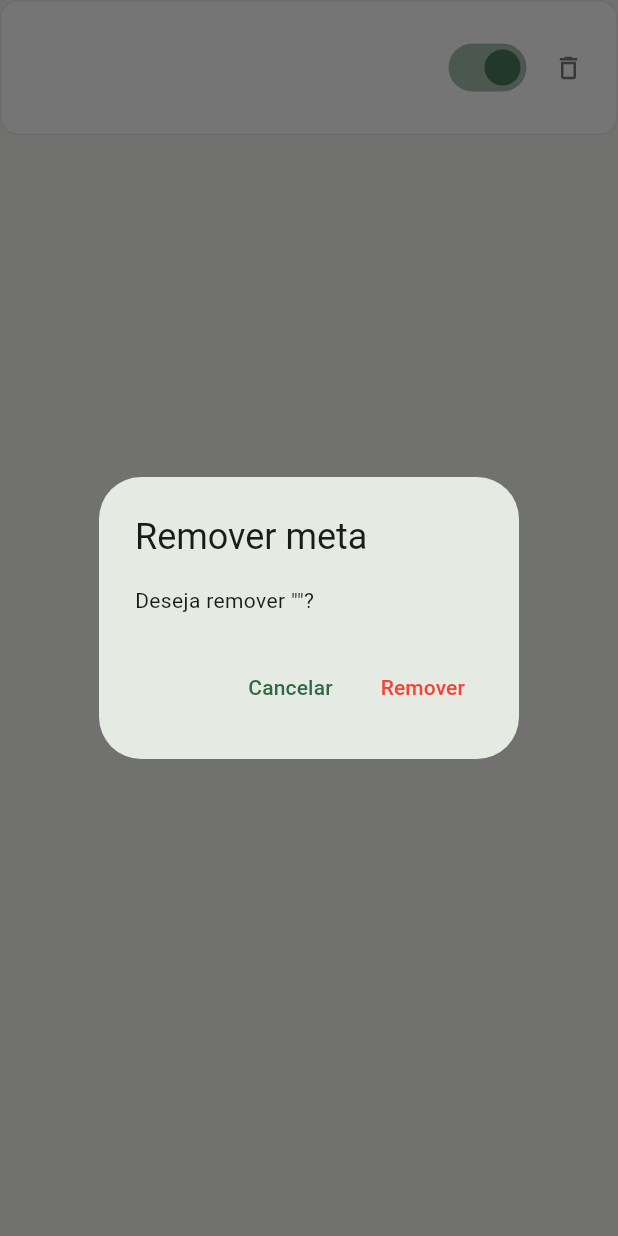
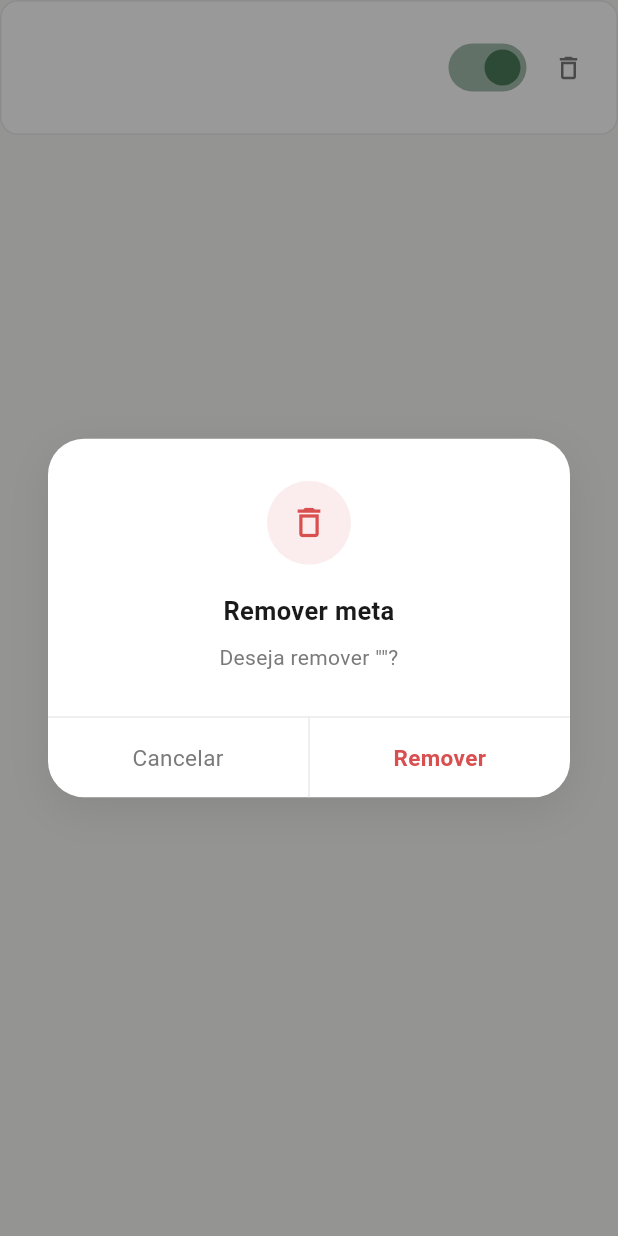
Before and after one commit to JotaDouglas/myweek, a Flutter app: the CardMetaRecorrente widget shown alone on an empty page, opened directly with empty values, after a tap on the "delete outline" icon, on a phone screen of 412 x 824 dp. Run offline on Flutter 3.47's test engine with Material 3 defaults, Android fonts, the phone set to English and light mode, and no system bars; our stand-ins replace sqflite; accounts and stored records are empty; Roboto replaces fonts that are missing (SF Pro Display).

Commit message:
feat: Opçao de exclusão da meta

```diff
--- /dev/null
+++ b/lib/core/widgets/dialogo_app.dart
@@ -0,0 +1,179 @@
+import 'package:flutter/material.dart';
+
+import '../theme/cores_app.dart';
+
+class DialogoApp extends StatelessWidget {
+  final String titulo;
+  final String mensagem;
+  final String labelConfirmar;
+  final String labelCancelar;
+  final bool destrutivo;
+  final IconData? icone;
+
+  const DialogoApp({
+    super.key,
+    required this.titulo,
+    required this.mensagem,
+    this.labelConfirmar = 'Confirmar',
+    this.labelCancelar = 'Cancelar',
+    this.destrutivo = false,
+    this.icone,
+  });
+
+  static Future<bool> mostrar(
+    BuildContext context, {
+    required String titulo,
+    required String mensagem,
+    String labelConfirmar = 'Confirmar',
+    String labelCancelar = 'Cancelar',
+    bool destrutivo = false,
+    IconData? icone,
+  }) async {
+    final resultado = await showDialog<bool>(
+      context: context,
+      barrierColor: Colors.black.withValues(alpha: 0.4),
+      builder: (_) => DialogoApp(
+        titulo: titulo,
+        mensagem: mensagem,
+        labelConfirmar: labelConfirmar,
+        labelCancelar: labelCancelar,
+        destrutivo: destrutivo,
+        icone: icone,
+      ),
+    );
+    return resultado ?? false;
+  }
+
+  @override
+  Widget build(BuildContext context) {
+    final corAcao = destrutivo ? const Color(0xFFD94F4F) : CoresApp.primaria;
+    final corIconeFundo = destrutivo
+        ? const Color(0xFFD94F4F).withValues(alpha: 0.1)
+        : CoresApp.primariaSuave;
+
+    return Dialog(
+      backgroundColor: Colors.transparent,
+      insetPadding: const EdgeInsets.symmetric(horizontal: 32),
+      child: Container(
+        decoration: BoxDecoration(
+          color: CoresApp.fundoCard,
+          borderRadius: BorderRadius.circular(24),
+          boxShadow: [
+            BoxShadow(
+              color: Colors.black.withValues(alpha: 0.08),
+              blurRadius: 24,
+              offset: const Offset(0, 8),
+            ),
+          ],
+        ),
+        child: Column(
+          mainAxisSize: MainAxisSize.min,
+          children: [
+            const SizedBox(height: 28),
+            if (icone != null) ...[
+              Container(
+                width: 56,
+                height: 56,
+                decoration: BoxDecoration(
+                  color: corIconeFundo,
+                  shape: BoxShape.circle,
+                ),
+                child: Icon(icone, size: 26, color: corAcao),
+              ),
+              const SizedBox(height: 20),
+            ],
+            Padding(
+              padding: const EdgeInsets.symmetric(horizontal: 28),
+              child: Text(
+                titulo,
+                textAlign: TextAlign.center,
+                style: const TextStyle(
+                  fontSize: 17,
+                  fontWeight: FontWeight.w700,
+                  color: CoresApp.textoPrimario,
+                  height: 1.3,
+                ),
+              ),
+            ),
+            const SizedBox(height: 10),
+            Padding(
+              padding: const EdgeInsets.symmetric(horizontal: 28),
+              child: Text(
+                mensagem,
+                textAlign: TextAlign.center,
+                style: const TextStyle(
+                  fontSize: 14,
+                  color: CoresApp.textoSecundario,
+                  height: 1.5,
+                ),
+              ),
+            ),
+            const SizedBox(height: 28),
+            Container(height: 1, color: CoresApp.divisor),
+            IntrinsicHeight(
+              child: Row(
+                children: [
+                  Expanded(
+                    child: _BotaoDialogo(
+                      label: labelCancelar,
+                      onTap: () => Navigator.of(context).pop(false),
+                      cor: CoresApp.textoSecundario,
+                      negrito: false,
+                    ),
+                  ),
+                  Container(width: 1, color: CoresApp.divisor),
+                  Expanded(
+                    child: _BotaoDialogo(
+                      label: labelConfirmar,
+                      onTap: () => Navigator.of(context).pop(true),
+                      cor: corAcao,
+                      negrito: true,
+                    ),
+                  ),
+                ],
+              ),
+            ),
+          ],
+        ),
+      ),
+    );
+  }
+}
+
+class _BotaoDialogo extends StatelessWidget {
+  final String label;
+  final VoidCallback onTap;
+  final Color cor;
+  final bool negrito;
+
+  const _BotaoDialogo({
+    required this.label,
+    required this.onTap,
+    required this.cor,
+    required this.negrito,
+  });
+
+  @override
+  Widget build(BuildContext context) {
+    return Material(
+      color: Colors.transparent,
+      borderRadius: BorderRadius.zero,
+      child: InkWell(
+        onTap: onTap,
+        borderRadius: BorderRadius.zero,
+        child: Padding(
+          padding: const EdgeInsets.symmetric(vertical: 16),
+          child: Text(
+            label,
+            textAlign: TextAlign.center,
+            style: TextStyle(
+              fontSize: 15,
+              fontWeight: negrito ? FontWeight.w600 : FontWeight.w400,
+              color: cor,
+            ),
+          ),
+        ),
+      ),
+    );
+  }
+}
--- a/lib/data/repositories/meta_repository.dart
+++ b/lib/data/repositories/meta_repository.dart
@@ -5,6 +5,7 @@ abstract class MetaRepository {
   Future<List<MetaDiaria>> buscarMetasDoDia(DateTime data);
   Future<void> salvarMetaDiaria(MetaDiaria meta);
   Future<void> alternarConclusaoDaMeta(String id);
+  Future<void> removerMetaDiaria(String id);
   Future<List<MetaRecorrente>> buscarMetasRecorrentes();
   Future<void> salvarMetaRecorrente(MetaRecorrente meta);
   Future<void> alternarAtivacaoDaMetaRecorrente(String id);
--- a/lib/data/repositories/meta_repository_memoria.dart
+++ b/lib/data/repositories/meta_repository_memoria.dart
@@ -60,6 +60,11 @@ class MetaRepositoryMemoria implements MetaRepository {
   }
 
   @override
+  Future<void> removerMetaDiaria(String id) async {
+    _metasDiarias.removeWhere((m) => m.id == id);
+  }
+
+  @override
   Future<List<MetaRecorrente>> buscarMetasRecorrentes() async {
     return List.unmodifiable(_metasRecorrentes);
   }
--- a/lib/data/repositories/meta_repository_sqlite.dart
+++ b/lib/data/repositories/meta_repository_sqlite.dart
@@ -71,6 +71,12 @@ class MetaRepositorySqlite implements MetaRepository {
   }
 
   @override
+  Future<void> removerMetaDiaria(String id) async {
+    final db = await _databaseService.db;
+    await db.delete('metas_diarias', where: 'id = ?', whereArgs: [id]);
+  }
+
+  @override
   Future<void> removerMetaRecorrente(String id) async {
     final db = await _databaseService.db;
     await db.delete('metas_recorrentes', where: 'id = ?', whereArgs: [id]);
--- a/lib/viewmodels/semana_viewmodel.dart
+++ b/lib/viewmodels/semana_viewmodel.dart
@@ -94,4 +94,11 @@ class SemanaViewModel extends ChangeNotifier {
     await _carregarMetasDoDia(_diaSelecionado);
     notifyListeners();
   }
+
+  Future<void> removerMetaDiaria(String id) async {
+    await _repository.removerMetaDiaria(id);
+    _metasDoDia.removeWhere((m) => m.id == id);
+    _totalMetasDaSemana--;
+    notifyListeners();
+  }
 }
--- a/lib/views/metas_recorrentes/widgets/card_meta_recorrente.dart
+++ b/lib/views/metas_recorrentes/widgets/card_meta_recorrente.dart
@@ -2,6 +2,7 @@ import 'package:flutter/material.dart';
 import 'package:provider/provider.dart';
 
 import '../../../core/theme/cores_app.dart';
+import '../../../core/widgets/dialogo_app.dart';
 import '../../../models/meta_recorrente.dart';
 import '../../../viewmodels/metas_recorrentes_viewmodel.dart';
 
@@ -67,31 +68,20 @@ class CardMetaRecorrente extends StatelessWidget {
     );
   }
 
-  void _confirmarRemocao(BuildContext context) {
-    showDialog(
-      context: context,
-      builder: (ctx) => AlertDialog(
-        title: const Text('Remover meta'),
-        content: Text('Deseja remover "${meta.titulo}"?'),
-        actions: [
-          TextButton(
-            onPressed: () => Navigator.of(ctx).pop(),
-            child: const Text('Cancelar'),
-          ),
-          TextButton(
-            onPressed: () {
-              Navigator.of(ctx).pop();
-              context
-                  .read<MetasRecorrentesViewModel>()
-                  .removerMetaRecorrente(meta.id);
-            },
-            child: const Text(
-              'Remover',
-              style: TextStyle(color: Colors.red),
-            ),
-          ),
-        ],
-      ),
+  Future<void> _confirmarRemocao(BuildContext context) async {
+    final confirmar = await DialogoApp.mostrar(
+      context,
+      titulo: 'Remover meta',
+      mensagem: 'Deseja remover "${meta.titulo}"?',
+      labelConfirmar: 'Remover',
+      labelCancelar: 'Cancelar',
+      destrutivo: true,
+      icone: Icons.delete_outline,
     );
+    if (confirmar && context.mounted) {
+      context
+          .read<MetasRecorrentesViewModel>()
+          .removerMetaRecorrente(meta.id);
+    }
   }
 }
--- a/lib/views/semana/widgets/card_meta_diaria.dart
+++ b/lib/views/semana/widgets/card_meta_diaria.dart
@@ -2,6 +2,7 @@ import 'package:flutter/material.dart';
 import 'package:provider/provider.dart';
 
 import '../../../core/theme/cores_app.dart';
+import '../../../core/widgets/dialogo_app.dart';
 import '../../../models/meta_diaria.dart';
 import '../../../viewmodels/semana_viewmodel.dart';
 
@@ -20,27 +21,63 @@ class CardMetaDiaria extends StatelessWidget {
         border: Border.all(color: CoresApp.divisor),
       ),
       child: ListTile(
-        contentPadding: const EdgeInsets.symmetric(horizontal: 16, vertical: 4),
+        contentPadding: const EdgeInsets.fromLTRB(12, 4, 8, 4),
+        leading: GestureDetector(
+          onTap: () =>
+              context.read<SemanaViewModel>().alternarConclusaoDaMeta(meta.id),
+          child: AnimatedContainer(
+            duration: const Duration(milliseconds: 200),
+            width: 20,
+            height: 20,
+            decoration: BoxDecoration(
+              shape: BoxShape.circle,
+              color: meta.concluida ? CoresApp.primaria : Colors.transparent,
+              border: Border.all(
+                color:
+                    meta.concluida ? CoresApp.primaria : CoresApp.textoSecundario,
+                width: 1.5,
+              ),
+            ),
+            child: meta.concluida
+                ? const Icon(Icons.check, size: 12, color: Colors.white)
+                : null,
+          ),
+        ),
         title: Text(
           meta.titulo,
           style: TextStyle(
             fontSize: 15,
-            color: meta.concluida
-                ? CoresApp.textoSecundario
-                : CoresApp.textoPrimario,
+            color:
+                meta.concluida ? CoresApp.textoSecundario : CoresApp.textoPrimario,
             decoration:
                 meta.concluida ? TextDecoration.lineThrough : TextDecoration.none,
+            decorationColor: CoresApp.textoSecundario,
           ),
         ),
-        trailing: Checkbox(
-          value: meta.concluida,
-          activeColor: CoresApp.primaria,
-          shape: RoundedRectangleBorder(borderRadius: BorderRadius.circular(4)),
-          onChanged: (_) {
-            context.read<SemanaViewModel>().alternarConclusaoDaMeta(meta.id);
-          },
+        trailing: IconButton(
+          icon: const Icon(
+            Icons.delete_outline,
+            size: 20,
+            color: CoresApp.textoSecundario,
+          ),
+          onPressed: () => _confirmarRemocao(context),
         ),
       ),
     );
   }
+
+  Future<void> _confirmarRemocao(BuildContext context) async {
+    final confirmar = await DialogoApp.mostrar(
+      context,
+      titulo: 'Remover meta',
+      mensagem: 'Deseja remover "${meta.titulo}"?',
+      labelConfirmar: 'Remover',
+      labelCancelar: 'Cancelar',
+      destrutivo: true,
+      icone: Icons.delete_outline,
+    );
+    if (confirmar && context.mounted) {
+      context.read<SemanaViewModel>().removerMetaDiaria(meta.id);
+    }
+  }
 }
```
